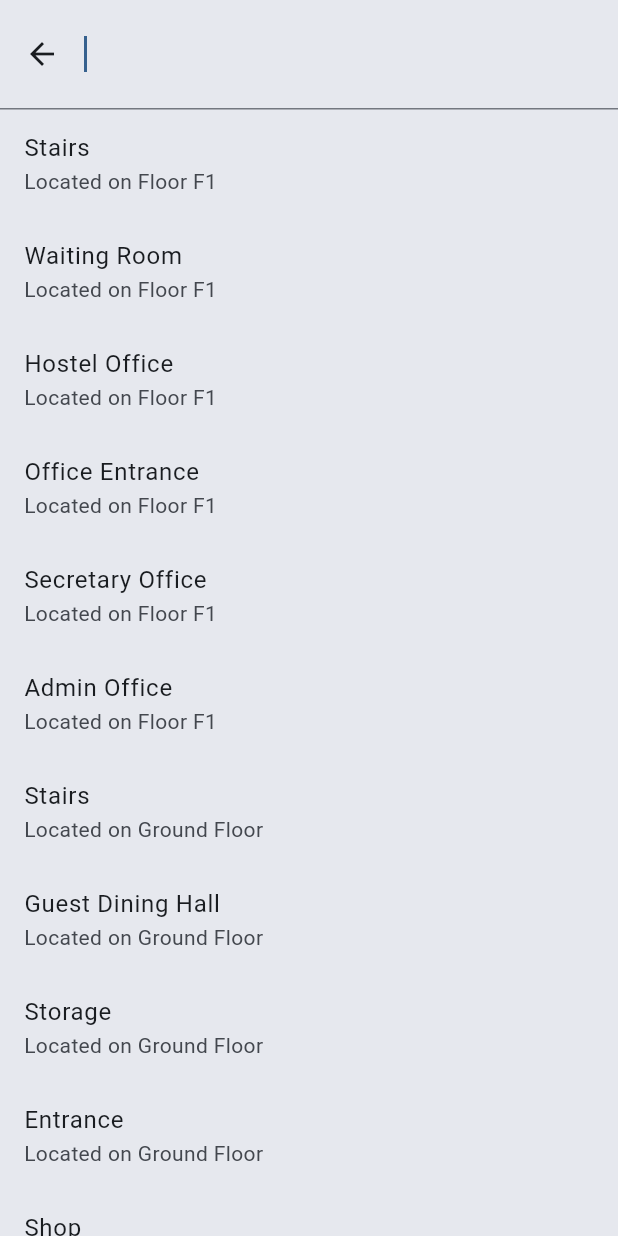
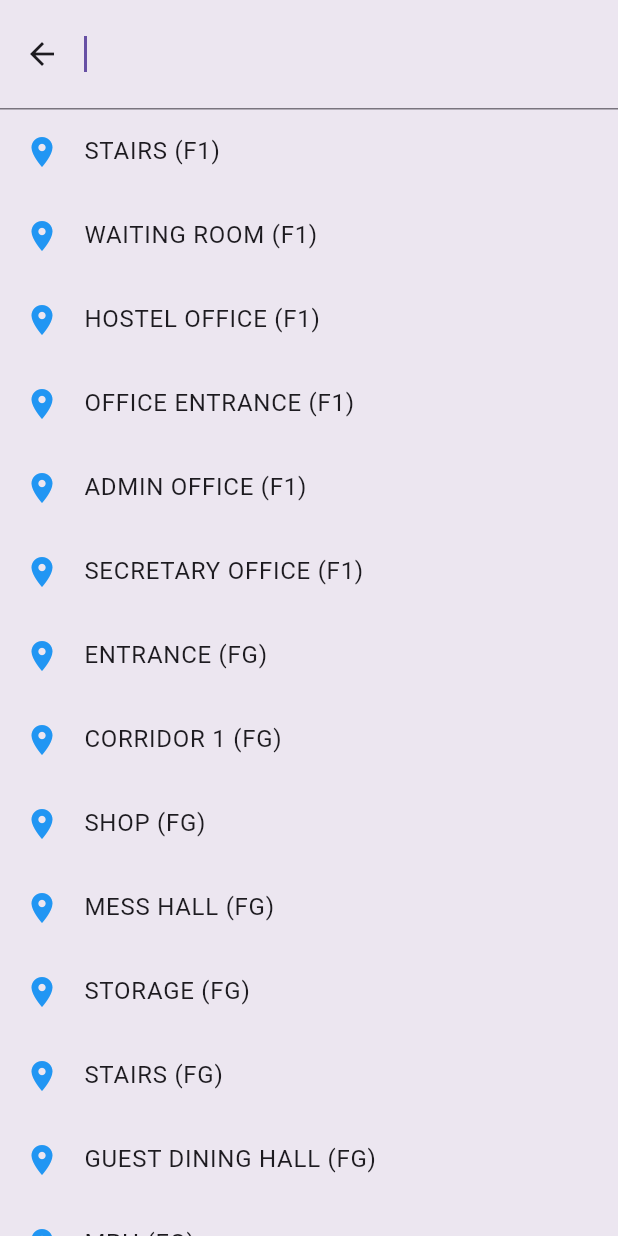
Before and after one commit to siddharthshuklacs24/sem-4-MAD, a Flutter app: the screen it shows after launch, after a tap on "From", on a phone screen of 412 x 824 dp. Run offline on Flutter 3.47's test engine with Material 3 defaults, Android fonts, the phone set to English and light mode, and no system bars; our stand-ins replace flutter_map, geolocator, latlong2, permission_handler; missing offline and left inert: flutter_map_cancellable_tile_provider.

Commit message:
Update main.dart

```diff
--- a/OUTDOOR_MAP_INTEGRATED/lib/main.dart
+++ b/OUTDOOR_MAP_INTEGRATED/lib/main.dart
@@ -1,12 +1,11 @@
 import 'package:flutter/material.dart';
 import 'package:indoor_navigation/services/path_service.dart';
 import 'package:collection/collection.dart';
+
 import '../models/node.dart';
-import '../models/destination.dart';
 import '../services/node_service.dart';
 import '../services/graph_service.dart';
 import '../services/navigation_controller.dart';
-import '../services/destination_service.dart';
 import 'screens/outdoor_screen.dart';
 
 void main() {
@@ -20,7 +19,7 @@ class IndoorNavigationApp extends StatelessWidget {
   Widget build(BuildContext context) {
     return MaterialApp(
       debugShowCheckedModeBanner: false,
-      theme: ThemeData(useMaterial3: true, colorSchemeSeed: Colors.blue),
+      theme: ThemeData(useMaterial3: true),
       home: const MapScreen(),
     );
   }
@@ -35,13 +34,18 @@ class MapScreen extends StatefulWidget {
 
 class _MapScreenState extends State<MapScreen> {
   List<Node> nodes = [];
-  List<Destination> destinations = [];           // ← NEW
   Map<String, List<String>> connections = {};
+
   NavMode selectedMode = NavMode.indoor;
+
   String currentFloor = "F1";
   String? startNodeId;
   String? endNodeId;
+
   List<String> path = [];
+  List<String> recentSearches = [];
+
+  double mapScale = 1.0;
 
   final SearchController startSearchController = SearchController();
   final SearchController endSearchController = SearchController();
@@ -55,30 +59,34 @@ class _MapScreenState extends State<MapScreen> {
   void loadData() async {
     final loadedNodes = await NodeService.loadNodes();
     final graph = await GraphService.buildGraph();
-    final loadedDestinations = await DestinationService.loadDestinations(); // ← NEW
     if (!mounted) return;
     setState(() {
       nodes = loadedNodes;
       connections = graph;
-      destinations = loadedDestinations;         // ← NEW
+    });
+  }
+
+  Future<void> switchFloorAnimated(String newFloor) async {
+    if (newFloor == currentFloor) return;
+    setState(() => currentFloor = newFloor);
+  }
+
+  void saveRecent(String id) {
+    setState(() {
+      recentSearches.remove(id);
+      recentSearches.insert(0, id);
+      if (recentSearches.length > 5) recentSearches.removeLast();
     });
   }
 
   void calculatePathIfReady() async {
     if (startNodeId != null && endNodeId != null) {
-      if (startNodeId == endNodeId) {
-        setState(() => path = []);
-        return;
-      }
-
-      try {
       final result = await getPath(
-          mode: selectedMode,
+        mode: NavMode.indoor,
         source: startNodeId!,
         destination: endNodeId!,
       );
 
-        if (selectedMode == NavMode.indoor) {
       final newPath = result.map((p) {
         final node = nodes.firstWhere(
           (n) =>
@@ -90,26 +98,8 @@ class _MapScreenState extends State<MapScreen> {
 
       setState(() {
         path = newPath;
-
-            if (path.isNotEmpty) {
-              final startNode =
-                  nodes.firstWhereOrNull((n) => n.id == path.first);
-              if (startNode != null) {
-                currentFloor = startNode.floor.trim().toUpperCase();
-              }
-            }
+        mapScale = 1.3;
       });
-        } else {
-          print("OUTDOOR PATH: $result");
-          ScaffoldMessenger.of(context).showSnackBar(
-            const SnackBar(
-              content: Text("Outdoor path fetched (check console)"),
-            ),
-          );
-        }
-      } catch (e) {
-        print("ERROR: $e");
-      }
     }
   }
 
@@ -119,151 +109,164 @@ class _MapScreenState extends State<MapScreen> {
         : "assets/images/mess/FLOOR1Digital.png";
   }
 
-  String getFloorName(String floorCode) {
-    return floorCode == "FG" ? "Ground Floor" : "Floor $floorCode";
+  String formatNodeName(String rawId) {
+    if (rawId.contains('_')) {
+      final parts = rawId.split('_');
+      final floorPrefix = parts[0];
+      parts.removeAt(0);
+      final name =
+          parts.map((w) => w[0].toUpperCase() + w.substring(1)).join(' ');
+      return "$name ($floorPrefix)";
+    }
+    return rawId;
   }
 
   @override
   Widget build(BuildContext context) {
     final currentFloorNodes = nodes
         .where((n) =>
-            n.floor.trim().toUpperCase() == currentFloor.trim().toUpperCase())
+            n.floor.trim().toUpperCase() ==
+            currentFloor.trim().toUpperCase())
         .toList();
 
-    List<String> floorsInPath = [];
-    for (var id in path) {
-      final node = nodes.firstWhereOrNull((n) => n.id == id);
-      if (node != null) floorsInPath.add(node.floor.trim().toUpperCase());
-    }
-
-    List<String> floorsToShow = path.isEmpty
-        ? nodes.map((n) => n.floor.trim().toUpperCase()).toSet().toList()
-        : floorsInPath.toSet().toList();
+    final floors = nodes
+        .map((n) => n.floor.trim().toUpperCase())
+        .toSet()
+        .toList();
 
     return Scaffold(
       appBar: AppBar(
-        title: const Text("Navigation"),
+        title: const Text("Campus Navigator"),
         actions: [
-          DropdownButton<NavMode>(
-            value: selectedMode,
-            items: const [
-              DropdownMenuItem(value: NavMode.indoor, child: Text("Indoor")),
-              DropdownMenuItem(value: NavMode.outdoor, child: Text("Outdoor")),
-            ],
-            onChanged: (val) {
-              if (val != null) {
-                if (val == NavMode.outdoor) {
+          Row(
+            children: [
+              ChoiceChip(
+                label: const Text("Indoor"),
+                selected: selectedMode == NavMode.indoor,
+                onSelected: (_) =>
+                    setState(() => selectedMode = NavMode.indoor),
+              ),
+              const SizedBox(width: 6),
+              ChoiceChip(
+                label: const Text("Outdoor"),
+                selected: selectedMode == NavMode.outdoor,
+                onSelected: (_) {
+                  setState(() => selectedMode = NavMode.outdoor);
                   Navigator.push(
                     context,
                     MaterialPageRoute(
-                      builder: (_) => const OutdoorScreen(),
-                    ),
+                        builder: (_) => const OutdoorScreen()),
                   );
-                } else {
-                  setState(() {
-                    selectedMode = NavMode.indoor;
-                    path = [];
-                    startNodeId = null;
-                    endNodeId = null;
-                  });
-                }
-              }
                 },
               ),
-          if (startNodeId != null || endNodeId != null)
-            IconButton(
-              icon: const Icon(Icons.refresh, color: Colors.red),
-              onPressed: () => setState(() {
-                startNodeId = null;
-                endNodeId = null;
-                path = [];
-                startSearchController.clear();
-                endSearchController.clear();
-              }),
+            ],
           ),
           DropdownButton<String>(
-            value: floorsToShow.contains(currentFloor)
-                ? currentFloor
-                : (floorsToShow.isNotEmpty ? floorsToShow.first : null),
-            items: floorsToShow
-                .map((f) => DropdownMenuItem(
-                    value: f, child: Text(getFloorName(f))))
-                .toList(),
+            value: currentFloor,
+            underline: const SizedBox(),
+            items: floors.map((f) {
+              return DropdownMenuItem(
+                value: f,
+                child:
+                    Text(f == "FG" ? "Ground Floor" : "Floor $f"),
+              );
+            }).toList(),
             onChanged: (val) {
-              if (val != null) setState(() => currentFloor = val);
+              if (val != null) switchFloorAnimated(val);
             },
           ),
-          const SizedBox(width: 12),
         ],
       ),
+
       body: Stack(
         children: [
-          InteractiveViewer(
-            constrained: false,
-            boundaryMargin: const EdgeInsets.all(2000),
-            minScale: 0.1,
-            maxScale: 4.0,
+          Center(
+            child: AnimatedScale(
+              scale: mapScale,
+              duration: const Duration(milliseconds: 300),
+              child: ClipRRect(
+                borderRadius: BorderRadius.circular(25),
                 child: SizedBox(
                   width: 700,
                   child: Stack(
-                clipBehavior: Clip.none,
                     children: [
-                  Image.asset(getMapImage(), width: 700, fit: BoxFit.fitWidth),
+                      Image.asset(getMapImage(),
+                          fit: BoxFit.cover),
+
                       Positioned.fill(
                         child: CustomPaint(
                           painter: GraphPainter(
-                          nodes, currentFloor, connections, path),
+                              nodes,
+                              currentFloor,
+                              connections,
+                              path),
                         ),
                       ),
+
                       ...currentFloorNodes.map((node) {
-                    Color nodeColor = node.id == startNodeId
+                        return Positioned(
+                          left: node.x - 12,
+                          top: node.y - 24,
+                          child: Icon(Icons.location_on,
+                              color: node.id == startNodeId
                                   ? Colors.green
-                        : (node.id == endNodeId
+                                  : node.id == endNodeId
                                       ? Colors.orange
-                            : Colors.red.withOpacity(0.5));
-                    double size =
-                        (node.id == startNodeId || node.id == endNodeId)
-                            ? 20
-                            : 12;
-                    return Positioned(
-                      left: node.x - (size / 2),
-                      top: node.y - (size / 2),
-                      child: Container(
-                        width: size,
-                        height: size,
-                        decoration: BoxDecoration(
-                          color: nodeColor,
-                          shape: BoxShape.circle,
-                          border:
-                              Border.all(color: Colors.white, width: 2),
-                        ),
-                      ),
+                                      : Colors.blue),
                         );
-                  }).toList(),
+                      }),
                     ],
                   ),
                 ),
               ),
+            ),
+          ),
+
+          /// SEARCH
           Positioned(
-            top: 10,
-            left: 10,
-            right: 10,
-            child: Card(
-              elevation: 8,
-              child: Padding(
-                padding: const EdgeInsets.all(8.0),
+            top: 20,
+            left: 16,
+            right: 16,
+            child: Center(
+              child: Container(
+                padding: const EdgeInsets.all(14),
+                constraints:
+                    const BoxConstraints(maxWidth: 520),
+                decoration: BoxDecoration(
+                  color: Colors.white.withOpacity(0.92),
+                  borderRadius: BorderRadius.circular(30),
+                  boxShadow: [
+                    BoxShadow(
+                      color: Colors.black.withOpacity(0.12),
+                      blurRadius: 25,
+                    ),
+                  ],
+                ),
                 child: Column(
-                  mainAxisSize: MainAxisSize.min,
                   children: [
-                    buildSearchField("From", startSearchController, (id) {
+                    buildModernSearchField(
+                      "From",
+                      Icons.my_location,
+                      Colors.green,
+                      startSearchController,
+                      (id) {
                         startNodeId = id;
+                        saveRecent(id);
                         calculatePathIfReady();
-                    }),
-                    const Divider(),
-                    buildSearchField("To", endSearchController, (id) {
+                      },
+                    ),
+                    const SizedBox(height: 10),
+                    buildModernSearchField(
+                      "To",
+                      Icons.location_on,
+                      Colors.orange,
+                      endSearchController,
+                      (id) {
                         endNodeId = id;
+                        saveRecent(id);
                         calculatePathIfReady();
-                    }),
+                      },
+                    ),
                   ],
                 ),
               ),
@@ -274,90 +277,128 @@ class _MapScreenState extends State<MapScreen> {
     );
   }
 
-  Widget buildSearchField(
-      String label, SearchController controller, Function(String) onSelected) {
+  /// 🔥 UPDATED SEARCH FIELD WITH RECENT SEARCHES
+  Widget buildModernSearchField(
+    String label,
+    IconData icon,
+    Color color,
+    SearchController controller,
+    Function(String) onSelected,
+  ) {
     return SearchAnchor(
       searchController: controller,
       builder: (context, controller) {
-        return SearchBar(
+        return GestureDetector(
+          onTap: () => controller.openView(),
+          child: AbsorbPointer(
+            child: Container(
+              height: 52,
+              padding:
+                  const EdgeInsets.symmetric(horizontal: 16),
+              decoration: BoxDecoration(
+                color: Colors.grey.shade100,
+                borderRadius: BorderRadius.circular(25),
+              ),
+              child: Row(
+                children: [
+                  Icon(icon, color: color),
+                  const SizedBox(width: 12),
+                  Expanded(
+                    child: TextField(
                       controller: controller,
+                      decoration: InputDecoration(
                         hintText: label,
-          padding: WidgetStateProperty.all(
-              const EdgeInsets.symmetric(horizontal: 16)),
-          leading: Icon(
-              label == "From" ? Icons.my_location : Icons.location_on,
-              color: label == "From" ? Colors.green : Colors.orange),
-          onTap: () => controller.openView(),
+                        border: InputBorder.none,
+                      ),
+                    ),
+                  ),
+                ],
+              ),
+            ),
+          ),
         );
       },
+
       suggestionsBuilder: (context, controller) {
         final keyword = controller.text.toLowerCase();
-        return destinations                                    // ← CHANGED
-            .where((d) => d.name.toLowerCase().contains(keyword))
-            .map((d) => ListTile(
-                  title: Text(d.name),
-                  subtitle: Text("Located on ${getFloorName(d.floor)}"),
+
+        final filtered = nodes.where((n) =>
+            formatNodeName(n.id)
+                .toLowerCase()
+                .contains(keyword));
+
+        final recentWidgets = recentSearches.map((id) {
+          return ListTile(
+            leading:
+                const Icon(Icons.history, color: Colors.grey),
+            title: Text(formatNodeName(id)),
             onTap: () {
-                    controller.closeView(d.name);
-                    onSelected(d.nodeId);                     // ← passes node ID for pathfinding
+              controller.closeView(formatNodeName(id));
+              onSelected(id);
             },
-                ))
-            .toList();
+          );
+        }).toList();
+
+        final searchWidgets = filtered.map((n) {
+          return ListTile(
+            leading:
+                const Icon(Icons.place, color: Colors.blue),
+            title: Text(formatNodeName(n.id)),
+            onTap: () {
+              controller.closeView(formatNodeName(n.id));
+              onSelected(n.id);
+            },
+          );
+        }).toList();
+
+        return [
+          if (recentSearches.isNotEmpty && keyword.isEmpty) ...[
+            const Padding(
+              padding: EdgeInsets.symmetric(
+                  horizontal: 16, vertical: 6),
+              child: Text("Recent Searches",
+                  style:
+                      TextStyle(fontWeight: FontWeight.bold)),
+            ),
+            ...recentWidgets,
+            const Divider(),
+          ],
+          ...searchWidgets,
+        ];
       },
     );
   }
 }
 
 class GraphPainter extends CustomPainter {
-  final List<Node> allNodes;
-  final String activeFloor;
+  final List<Node> nodes;
+  final String floor;
   final Map<String, List<String>> connections;
   final List<String> path;
 
-  GraphPainter(this.allNodes, this.activeFloor, this.connections, this.path);
+  GraphPainter(this.nodes, this.floor, this.connections, this.path);
 
   @override
   void paint(Canvas canvas, Size size) {
-    final basePaint = Paint()
-      ..color = Colors.blue.withOpacity(0.05)
-      ..strokeWidth = 1.0;
-    final pathPaint = Paint()
-      ..color = Colors.blueAccent
-      ..strokeWidth = 4.5
-      ..strokeCap = StrokeCap.round
-      ..style = PaintingStyle.stroke;
+    final paint = Paint()
+      ..strokeWidth = 4
+      ..color = Colors.blueAccent;
 
-    for (var entry in connections.entries) {
-      final fNode = allNodes.firstWhereOrNull((n) => n.id == entry.key);
-      if (fNode == null ||
-          fNode.floor.trim().toUpperCase() != activeFloor) continue;
+    for (int i = 0; i < path.length - 1; i++) {
+      final a =
+          nodes.firstWhereOrNull((n) => n.id == path[i]);
+      final b =
+          nodes.firstWhereOrNull((n) => n.id == path[i + 1]);
 
-      for (var tId in entry.value) {
-        final tNode = allNodes.firstWhereOrNull((n) => n.id == tId);
-        if (tNode != null &&
-            tNode.floor.trim().toUpperCase() == activeFloor) {
+      if (a == null || b == null) continue;
+      if (a.floor != floor || b.floor != floor) continue;
+
       canvas.drawLine(
-              Offset(fNode.x, fNode.y), Offset(tNode.x, tNode.y), basePaint);
-        }
-      }
-    }
-
-    if (path.isNotEmpty) {
-      for (int i = 0; i < path.length - 1; i++) {
-        final fNode = allNodes.firstWhereOrNull((n) => n.id == path[i]);
-        final tNode = allNodes.firstWhereOrNull((n) => n.id == path[i + 1]);
-
-        if (fNode != null && tNode != null) {
-          if (fNode.floor.trim().toUpperCase() == activeFloor &&
-              tNode.floor.trim().toUpperCase() == activeFloor) {
-            canvas.drawLine(
-                Offset(fNode.x, fNode.y), Offset(tNode.x, tNode.y), pathPaint);
-          }
-        }
-      }
+          Offset(a.x, a.y), Offset(b.x, b.y), paint);
     }
   }
 
   @override
-  bool shouldRepaint(covariant CustomPainter oldDelegate) => true;
+  bool shouldRepaint(covariant CustomPainter oldDelegate) =>
+      true;
 }
```
Lines whose indentation alone changed are shown as unchanged.
